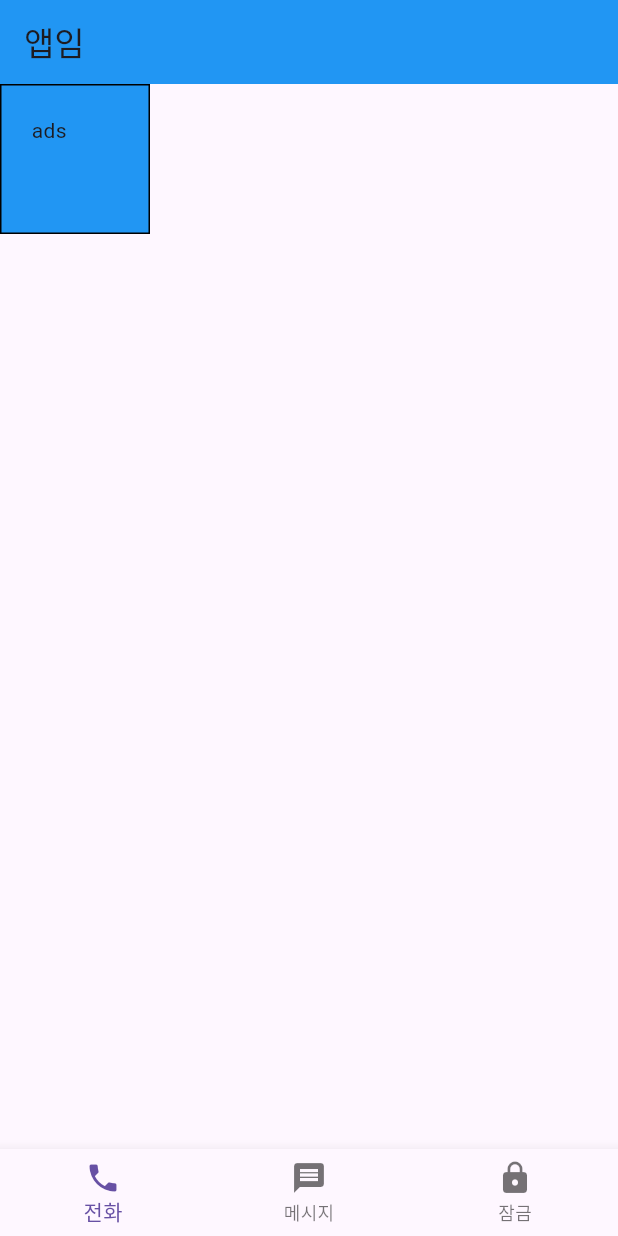
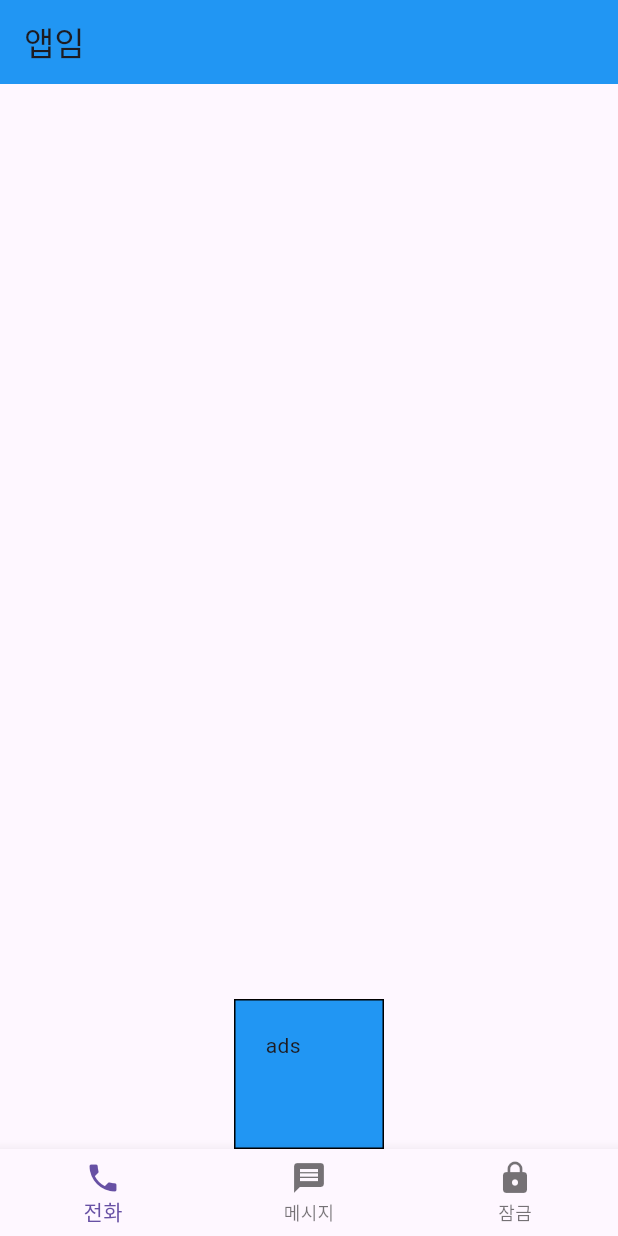
Before and after one commit to dmdrk1414/flutter_coding_apple, a Flutter app: the screen it shows after launch, on a phone screen of 412 x 824 dp. Run offline on Flutter 3.47's test engine with Material 3 defaults, Android fonts, the light colour scheme and no system bars.

Commit message:
FEAT 컨테이너 하단 정렬 하는 방법

```diff
--- a/lib/main.dart
+++ b/lib/main.dart
@@ -37,7 +37,9 @@ class _MyHomePageState extends State<MyHomePage> {
         title: Text('앱임'),
         backgroundColor: Colors.blue,
       ),
-      body: Container( // Container 데코레이션 하는 방법
+      body: Align( // 하단 정렬하는 방법
+        alignment: Alignment.bottomCenter,
+        child: Container( // Container 데코레이션 하는 방법
           width: 100,
           height: 100,
           padding: EdgeInsets.all(20), // 페딩 하는 방법
@@ -48,6 +50,7 @@ class _MyHomePageState extends State<MyHomePage> {
           ),
 
           child: Text('ads'),
+        ),
       ),
       bottomNavigationBar: BottomNavigationBar(
         currentIndex: _selectedIndex,
```
Lines whose indentation alone changed are shown as unchanged.
